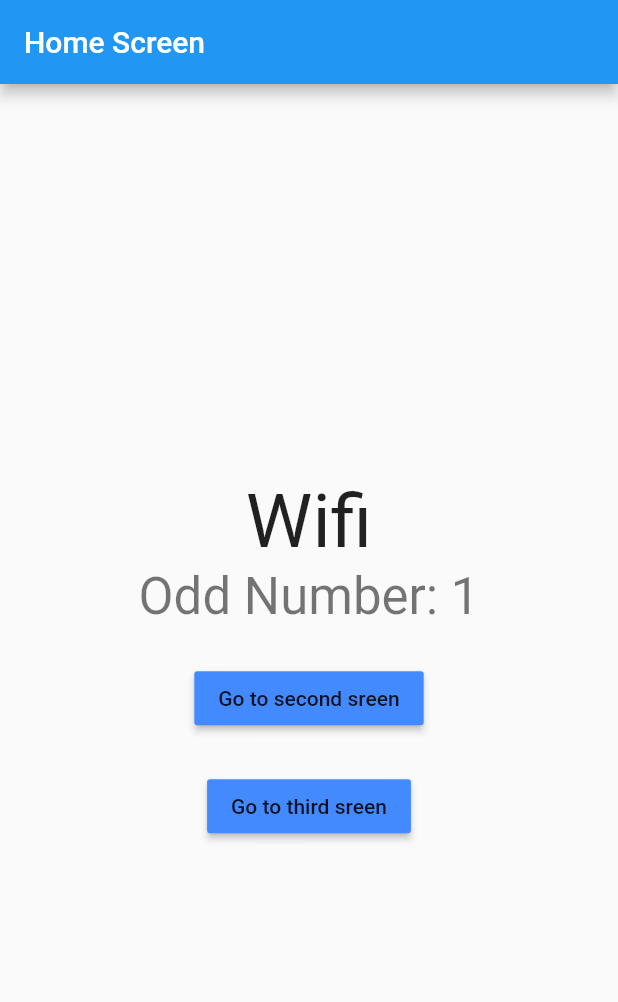
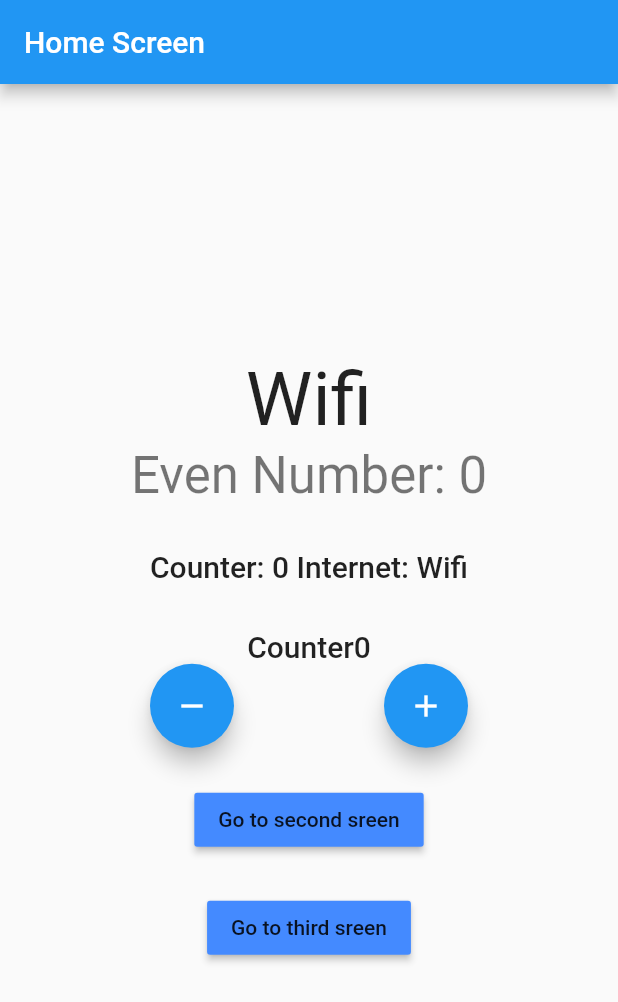
Before and after one commit to lemon-sandwich/flutter-with-bloc, a Flutter app: the screen it shows after launch, on a phone screen of 412 x 824 dp. Shown: the top 1002 px of the screen. Run offline on Flutter 3.47's test engine with Material 2 defaults, Android fonts, the phone set to English and light mode, and no system bars; our stand-ins replace bloc, connectivity_plus, equatable, flutter_bloc, hydrated_bloc.

```diff
--- a/lib/cubit/counter_cubit.dart
+++ b/lib/cubit/counter_cubit.dart
@@ -1,15 +1,39 @@
 import 'dart:async';
+import 'dart:convert';
 
 import 'package:bloc/bloc.dart';
-import 'package:flutter_with_bloc/cubit/internet_cubit.dart';
+import 'package:hydrated_bloc/hydrated_bloc.dart';
 import 'package:equatable/equatable.dart';
 part 'counter_state.dart';
 
-class CounterCubit extends Cubit<CounterState> {
-  CounterCubit() : super(CounterState(CounterValue: 0));
+class CounterCubit extends Cubit<CounterState> with HydratedMixin{
+  CounterCubit() : super(CounterState(counterValue: 0));
 
-  void increment() => emit(CounterState(CounterValue: state.CounterValue + 1,wasIncremented: true));
+  void increment() => emit(CounterState(counterValue: state.counterValue + 1,wasIncremented: true));
 
-  void decrement() => emit(CounterState(CounterValue: state.CounterValue - 1,wasIncremented: false));
+  void decrement() => emit(CounterState(counterValue: state.counterValue - 1,wasIncremented: false));
+
+  @override
+  CounterState? fromJson(Map<String, dynamic> json) { // called everytime the app needs the data
+    return CounterState.fromMap(json);
+  }
+
+  @override
+  Map<String, dynamic>? toJson(CounterState state) { //  called for every state
+  //  addError(Exception("Couldn't write to storage"),StackTrace.current);
+    return state.toMap();
+  }
+
+  /*@override
+  void onError(Object error, StackTrace stackTrace) { // To check for Errors
+    print('$error , $stackTrace');
+    super.onError(error, stackTrace);
+  }*/
+
+  @override
+  void onChange(Change<CounterState> change) { // Tells the currentState and nextState
+    print(change);
+    super.onChange(change);
+  }
 
 }
--- a/lib/cubit/counter_state.dart
+++ b/lib/cubit/counter_state.dart
@@ -1,14 +1,35 @@
 part of 'counter_cubit.dart';
 
 class CounterState extends Equatable{
-  final int CounterValue;
+  final int counterValue;
   final bool wasIncremented;
 
   CounterState({
-    required this.CounterValue,
+    required this.counterValue,
     this.wasIncremented = false,
 });
+
+  // All of this done to store the changes in the local devices. Kind of like a cache.
+  Map<String, dynamic> toMap() { // To create a map of the class instance to later convert it to json format
+    return {
+      'CounterValue' : counterValue,
+      'wasIncremented' : wasIncremented
+    };
+  }
+
+  factory CounterState.fromMap(Map<String,dynamic> map ) { // Used to create a class instance after decoding it from json
+    return CounterState(
+        counterValue: map['CounterValue'],
+        wasIncremented: map['wasIncremented']
+    );
+  }
+  String toJson() => json.encode(toMap()); // To convert the map into json format
+
+  factory CounterState.fromJson(String source) => CounterState.fromMap(json.decode(source)); // Used to decode the json to a map so dart can understand it
   @override
-  List<Object> get props => [this.CounterValue, this.wasIncremented]; // whichever variable you want to equate in different objects of a class
+  List<Object> get props => [counterValue, wasIncremented]; // whichever variable you want to equate in different objects of a class
+  // Remember! using equatable will equate the run type of the objects. Even if the value is different, the == operator will return true.
 
+@override
+  String toString() => 'CounterState(counterValue: $counterValue, wasIncremented: $wasIncremented';
 }
--- a/lib/cubit/internet_state.dart
+++ b/lib/cubit/internet_state.dart
@@ -13,6 +13,8 @@ class InternetLoading extends InternetState {}
 class InternetConnected extends InternetState {
   final ConnectionType connectionType;
   InternetConnected({required this.connectionType});
+  @override
+  String toString() => 'InternetConnected(connectionType: $connectionType)';
 }
 
 class InternetDisconnected extends InternetState {}
--- a/lib/main.dart
+++ b/lib/main.dart
@@ -1,12 +1,29 @@
 import 'package:flutter/material.dart';
 import 'package:flutter_bloc/flutter_bloc.dart';
 import 'package:flutter_with_bloc/cubit/internet_cubit.dart';
+import 'package:flutter_with_bloc/cubit/utility/app_bloc_observer.dart';
 import 'package:flutter_with_bloc/presentation/router/app_router.dart';
 import 'package:connectivity_plus/connectivity_plus.dart';
 import 'cubit/counter_cubit.dart';
+import 'package:hydrated_bloc/hydrated_bloc.dart';
+import 'package:path_provider/path_provider.dart';
 
-void main() {
-  runApp(MyApp(appRouter: AppRouter(), connectivity: Connectivity()));
+void main() async{
+
+  WidgetsFlutterBinding.ensureInitialized(); // We have to initialize it to run the native code
+
+  final storage = await HydratedStorage.build(
+    storageDirectory: await getApplicationDocumentsDirectory()
+  ).then((value) => { // to make sure that storage is initialized before the app runs
+  HydratedBlocOverrides.runZoned(
+  () => runApp(MyApp(appRouter: AppRouter(), connectivity: Connectivity())),
+  storage: value,
+    blocObserver: AppBlocObserver() // To observe the states of bloc creation, changes, events, errors, transitions. Check app_bloc_observer to see all the functions
+  )
+  }); // To initialize the required storage and link it to HydratedBloc
+  // How data will be stored? JSONS!
+
+
 }
 // CounterCubit depends on InternetCubit which depends upon connectivity_plus. So it's an architectural tip to initiate the
 // connectivity_plus when the app launches.
@@ -19,14 +36,14 @@ class MyApp extends StatelessWidget {
     required this.connectivity,
   }): super(key: key);
   @override
-  Widget build(BuildContext context) {
+  Widget build(BuildContext MyAppcontext) {
     return MultiBlocProvider( // MultiBlocProvider used for organizing code.
       providers: [
         BlocProvider<InternetCubit>(
-          create: (context) => InternetCubit(connectivity),
+          create: (InternetCubicontext) => InternetCubit(connectivity),
         ),
         BlocProvider<CounterCubit>(
-          create: (context) => CounterCubit(),
+          create: (CounterCubitcontext) => CounterCubit(),
         )
 
       ],// Providing Globally
--- a/lib/presentation/screens/home_screen.dart
+++ b/lib/presentation/screens/home_screen.dart
@@ -21,18 +21,7 @@ class _HomeScreenState extends State<HomeScreen> {
     // Advantage of BlocProvider. You just have to type WHAT to do and not HOW to do it.
     // Just calling the functions of that CounterCubit instance. The working in CounterCubit is all removed.
     // We don't have to type the logic of how it should be done in the CounterCubit now.
-    return BlocListener<InternetCubit, InternetState>(
-  listener: (context, state) {
-    if (state is InternetConnected && state.connectionType == ConnectionType.Wifi)
-    {
-      BlocProvider.of<CounterCubit>(context).increment();
-    }
-    else if (state is InternetConnected && state.connectionType == ConnectionType.Mobile)
-    {
-      BlocProvider.of<CounterCubit>(context).decrement();
-    }
-  },
-  child: Scaffold(
+    return Scaffold(
         appBar: AppBar(
           title: Text(widget.title),
         ),
@@ -69,25 +58,25 @@ class _HomeScreenState extends State<HomeScreen> {
               ),
               BlocConsumer<CounterCubit, CounterState>( // Combines BlocBuilder and BlocListener to optimize code
                 builder: (context, state) {
-                if (state.CounterValue < 0) {
+                  if (state.counterValue < 0) {
                     return Text(
-                    'Negative: ${state.CounterValue}',
+                      'Negative: ${state.counterValue}',
                       style: Theme.of(context).textTheme.headline4,
                     );
-                } else if (state.CounterValue % 2 == 0) {
+                  } else if (state.counterValue % 2 == 0) {
                     return Text(
-                    'Even Number: ${state.CounterValue}',
+                      'Even Number: ${state.counterValue}',
                       style: Theme.of(context).textTheme.headline4,
                     );
                   }
-                else if (state.CounterValue % 2 != 0) {
+                  else if (state.counterValue % 2 != 0) {
                     return Text(
-                    'Odd Number: ${state.CounterValue}',
+                      'Odd Number: ${state.counterValue}',
                       style: Theme.of(context).textTheme.headline4,
                     );
                   }
                   return Text(
-                  state.CounterValue.toString(),
+                    state.counterValue.toString(),
                     style: Theme.of(context).textTheme.headline4,
                   );
                 },
@@ -107,25 +96,55 @@ class _HomeScreenState extends State<HomeScreen> {
                   }
                 },
               ),
-            /*Row(
+              SizedBox(height:30),
+              Builder(
+                  builder: (context) {
+                    final counterState = context.watch<CounterCubit>().state;
+                    final internetState = context.watch<InternetCubit>().state;
+                    if(internetState is InternetConnected && internetState.connectionType == ConnectionType.Mobile) {
+                      return Text('Counter: ' + counterState.counterValue.toString() + ' Internet: Mobile',
+                      style: Theme.of(context).textTheme.headline6,);
+                    }
+                    else if(internetState is InternetConnected && internetState.connectionType == ConnectionType.Wifi) {
+                      return Text('Counter: ' + counterState.counterValue.toString() + ' Internet: Wifi',
+                        style: Theme.of(context).textTheme.headline6,);
+                    }
+                    else {
+                      return Text('Counter: ' + counterState.counterValue.toString() + ' Internet: Disconnected',
+                    style: Theme.of(context).textTheme.headline6,);
+                    }
+                  }
+              ),
+              SizedBox(height: 30,),
+              Builder(
+                  builder: (context){
+                final counterValue = context.select((CounterCubit cubit) => cubit.state.counterValue);
+                return Text(
+                  'Counter' + counterValue.toString(),
+                  style: Theme.of(context).textTheme.headline6,
+                );
+              }),
+              Row(
                 mainAxisAlignment: MainAxisAlignment.spaceEvenly,
                 children: [
                   FloatingActionButton(
                     onPressed: () {
-                    BlocProvider.of<CounterCubit>(context).decrement();
+                    //  BlocProvider.of<CounterCubit>(context).decrement();
+                      context.read<CounterCubit>().decrement(); // You can use either
                     },
                     heroTag: 'To Remove', // Provide hero tags to every floating action button or else flutter will show errors.
                     child: Icon(Icons.remove),
                   ),
                   FloatingActionButton(
                     onPressed: () {
-                    BlocProvider.of<CounterCubit>(context).increment();
+                      //BlocProvider.of<CounterCubit>(context).increment();
+                      context.read<CounterCubit>().increment();
                     },
                     child: Icon(Icons.add),
                     heroTag: 'To Add',
                   ),
                 ],
-            ),*/
+              ),
               SizedBox(height: 24,),
               MaterialButton(onPressed: () {
                 Navigator.of(context).pushNamed('/second');
@@ -140,8 +159,9 @@ class _HomeScreenState extends State<HomeScreen> {
                 color: widget.colors,
                 child: Text('Go to third sreen'),
               ),
+
+
             ],
-        ),
           ),
         ),
       );
--- a/pubspec.yaml
+++ b/pubspec.yaml
@@ -43,6 +43,8 @@ dev_dependencies:
   bloc_test: ^9.0.2
   equatable: ^2.0.3
   connectivity_plus: ^2.2.0
+  hydrated_bloc: ^8.0.0
+  path_provider: ^2.0.8 # Retrieve the path of the different devices the app may be installed on
 
   # The "flutter_lints" package below contains a set of recommended lints to
   # encourage good coding practices. The lint set provided by the package is
```
Also changed, not shown: lib/cubit/utility/app_bloc_observer.dart (added, +39 -0 lines), lib/presentation/screens/second_screen.dart (+11 -9 lines), lib/presentation/screens/third_screen.dart (+11 -9 lines), pubspec.lock. Lines whose indentation alone changed are shown as unchanged.
